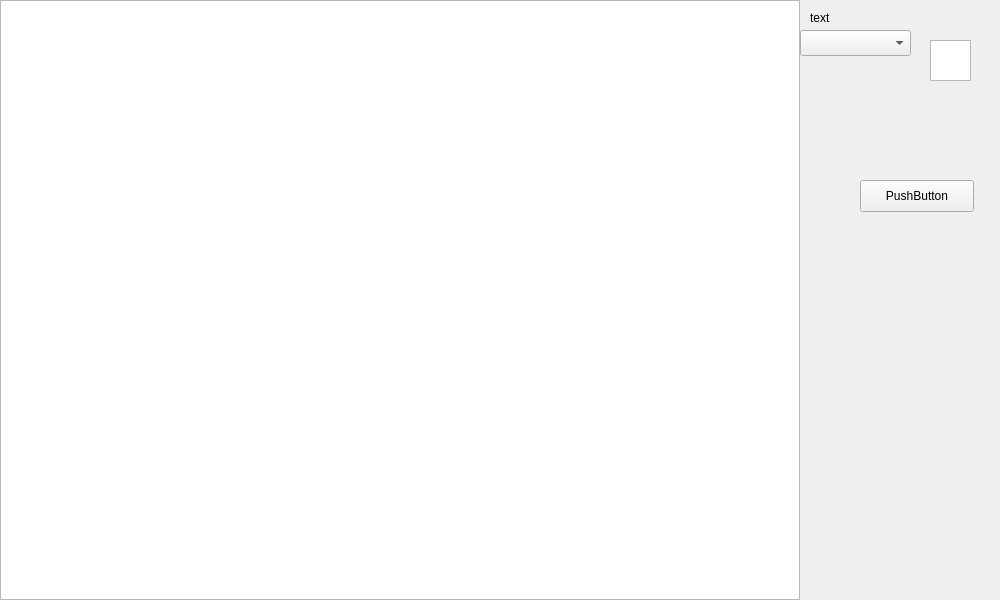
This is mainwindow.ui in Vazzi/Stalker-Editor as Qt 5 draws it before an edit. The edited form follows.
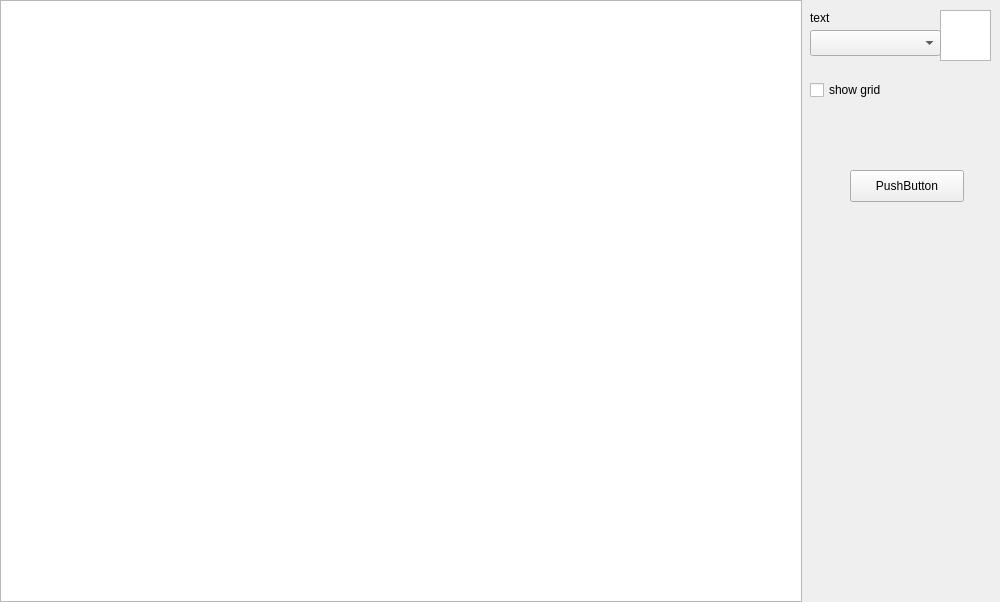
This is the edited form.

Commit message: Show/Hide Grid

Patch:
```diff
--- a/mainwindow.ui
+++ b/mainwindow.ui
@@ -7,19 +7,19 @@
     <x>0</x>
     <y>0</y>
     <width>1000</width>
-    <height>600</height>
+    <height>602</height>
    </rect>
   </property>
   <property name="minimumSize">
    <size>
     <width>1000</width>
-    <height>600</height>
+    <height>602</height>
    </size>
   </property>
   <property name="maximumSize">
    <size>
     <width>1000</width>
-    <height>600</height>
+    <height>602</height>
    </size>
   </property>
   <property name="windowTitle">
@@ -31,8 +31,8 @@
      <rect>
       <x>0</x>
       <y>0</y>
-      <width>800</width>
-      <height>600</height>
+      <width>802</width>
+      <height>602</height>
      </rect>
     </property>
     <property name="sizePolicy">
@@ -43,14 +43,14 @@
     </property>
     <property name="minimumSize">
      <size>
-      <width>800</width>
-      <height>600</height>
+      <width>802</width>
+      <height>602</height>
      </size>
     </property>
     <property name="maximumSize">
      <size>
-      <width>800</width>
-      <height>600</height>
+      <width>802</width>
+      <height>602</height>
      </size>
     </property>
     <property name="cursor" stdset="0">
@@ -92,8 +92,8 @@
    <widget class="QPushButton" name="pushButton">
     <property name="geometry">
      <rect>
-      <x>860</x>
-      <y>180</y>
+      <x>850</x>
+      <y>170</y>
       <width>114</width>
       <height>32</height>
      </rect>
@@ -105,19 +105,19 @@
    <widget class="QGraphicsView" name="graphicsView_2">
     <property name="geometry">
      <rect>
-      <x>930</x>
-      <y>40</y>
-      <width>41</width>
-      <height>41</height>
+      <x>940</x>
+      <y>10</y>
+      <width>51</width>
+      <height>51</height>
      </rect>
     </property>
    </widget>
    <widget class="QComboBox" name="comboBox">
     <property name="geometry">
      <rect>
-      <x>800</x>
+      <x>810</x>
       <y>30</y>
-      <width>111</width>
+      <width>131</width>
       <height>26</height>
      </rect>
     </property>
@@ -135,6 +135,19 @@
      <string>text</string>
     </property>
    </widget>
+   <widget class="QCheckBox" name="GridOnOff">
+    <property name="geometry">
+     <rect>
+      <x>810</x>
+      <y>80</y>
+      <width>87</width>
+      <height>20</height>
+     </rect>
+    </property>
+    <property name="text">
+     <string>show grid</string>
+    </property>
+   </widget>
   </widget>
  </widget>
  <layoutdefault spacing="6" margin="11"/>
```
Left out of the diff: 2 changed lines with no effect on the pictures. The commit also changes 4 other files.
